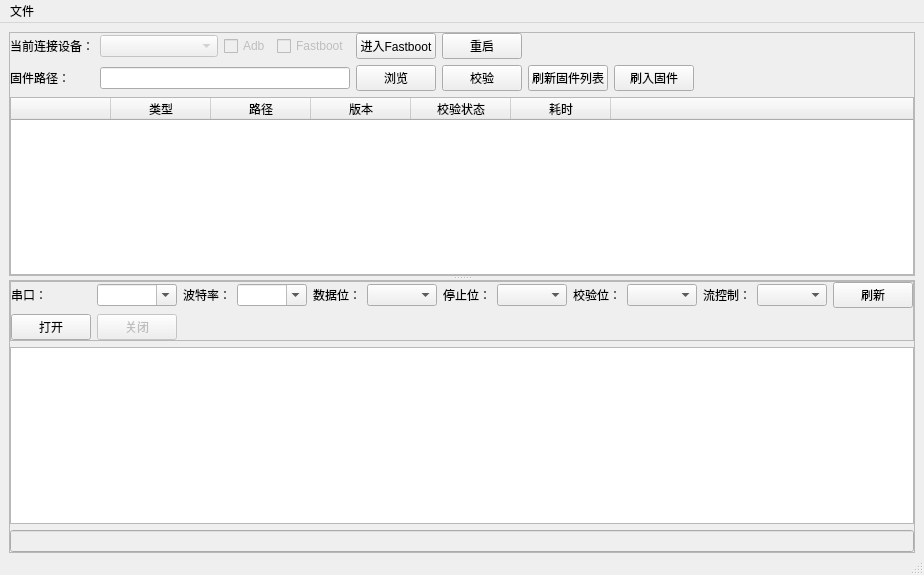
Old version of the form app.ui in the repository dingzb/tdr_apptool.
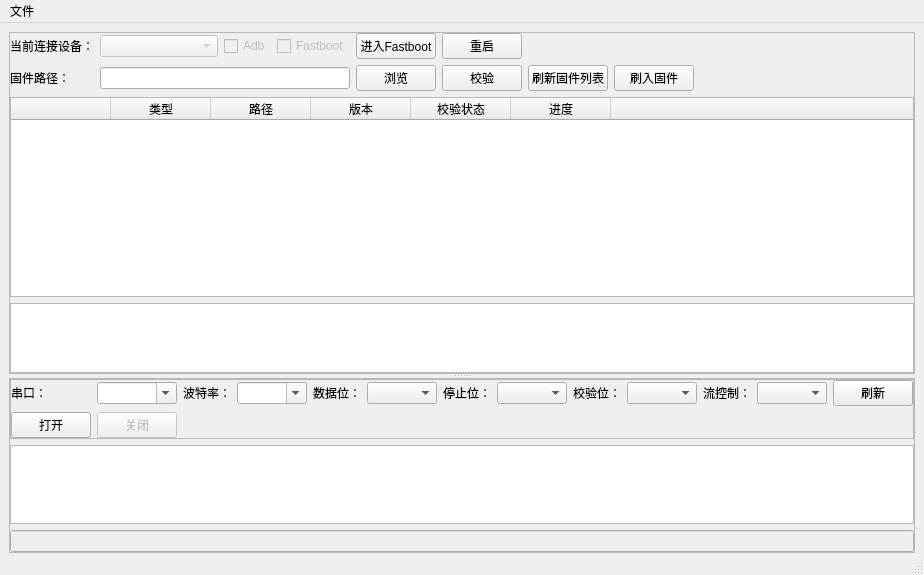
New version of the form.

```diff
--- a/app.ui
+++ b/app.ui
@@ -90,7 +90,23 @@
          </widget>
         </item>
         <item row="3" column="0" colspan="15">
+         <widget class="QTextBrowser" name="textBrowserFlash">
+          <property name="maximumSize">
+           <size>
+            <width>16777215</width>
+            <height>200</height>
+           </size>
+          </property>
+         </widget>
+        </item>
+        <item row="2" column="0" colspan="15">
          <widget class="QTableWidget" name="tableWidget">
+          <property name="minimumSize">
+           <size>
+            <width>0</width>
+            <height>200</height>
+           </size>
+          </property>
           <property name="editTriggers">
            <set>QAbstractItemView::NoEditTriggers</set>
           </property>
@@ -142,7 +158,7 @@
           </column>
           <column>
            <property name="text">
-            <string>耗时</string>
+            <string>进度</string>
            </property>
           </column>
           <column>
```
Left out of the diff: 144 changed lines with no effect on the pictures.
